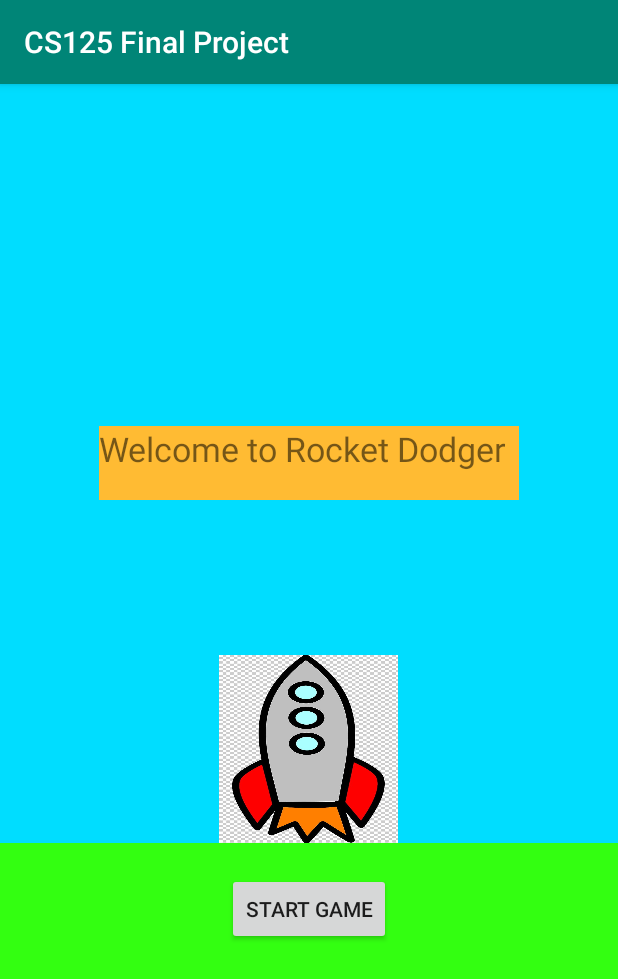
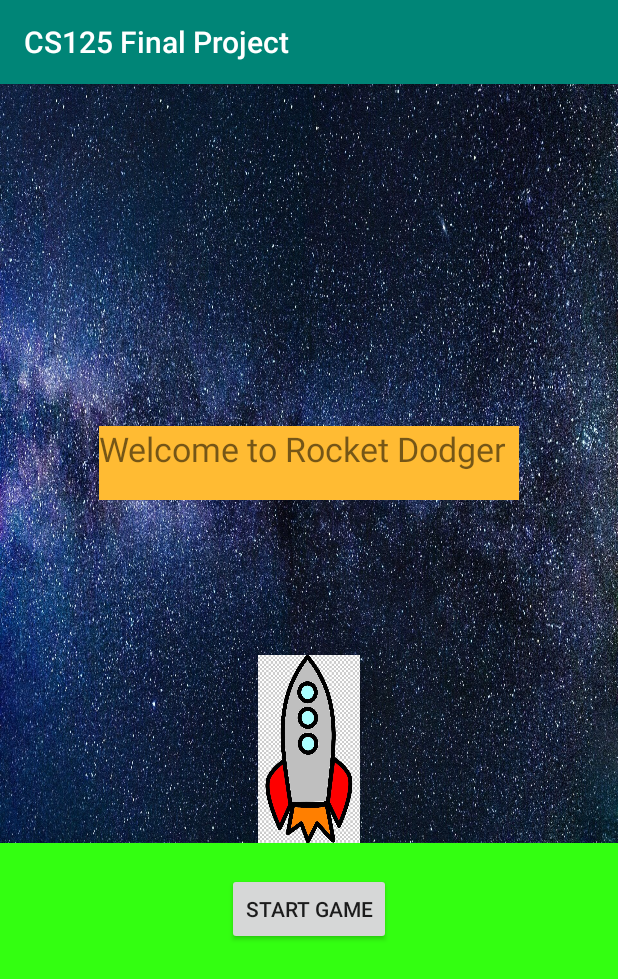
Before and after one commit to anshb49/Asteroids-Android-App, an Android app: the screen it shows after launch (MainActivity), on a phone screen of 412 x 824 dp. Shown: the top 979 px of the screen. Run offline under Robolectric (Android 15) with nearby library versions, the phone set to English and light mode, and no system bars.

Commit message:
Rocket moves left and right. Start button and label disappear when start is clicked. Move buttons only show after start is clicked.. background of space

```diff
--- a/app/src/main/res/layout/activity_main.xml
+++ b/app/src/main/res/layout/activity_main.xml
@@ -13,7 +13,7 @@
         android:id="@+id/frame"
         android:layout_width="match_parent"
         android:layout_height="506dp"
-        android:background="@android:color/holo_blue_bright">
+        android:background="@drawable/spaceback">
 
         <TextView
             android:id="@+id/welcomeLabel"
@@ -26,7 +26,7 @@
 
         <ImageView
             android:id="@+id/box"
-            android:layout_width="119dp"
+            android:layout_width="68dp"
             android:layout_height="125dp"
             android:layout_gravity="bottom|center"
             android:foreground="@drawable/rocketpic"
```
Also changed, not shown: app/src/main/res/drawable/spaceback.png (added).
